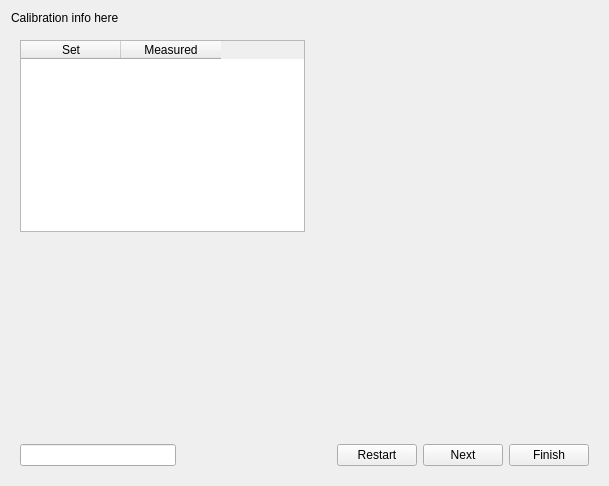
Qt form ui/calibratetemplate.ui (analogdevicesinc/scopy) before a commit.
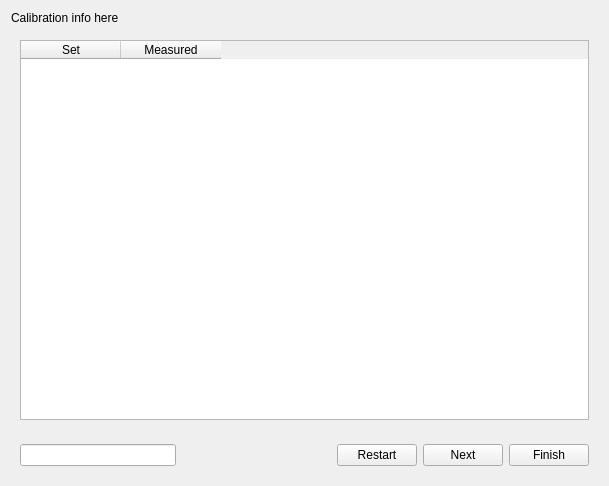
The same form after that commit.

Commit message: ManualCalibration: Added automatic calibration button

```diff
--- a/ui/calibratetemplate.ui
+++ b/ui/calibratetemplate.ui
@@ -47,35 +47,9 @@
         </column>
        </widget>
       </item>
-      <item>
-       <spacer name="horizontalSpacer_2">
-        <property name="orientation">
-         <enum>Qt::Horizontal</enum>
-        </property>
-        <property name="sizeHint" stdset="0">
-         <size>
-          <width>40</width>
-          <height>20</height>
-         </size>
-        </property>
-       </spacer>
-      </item>
      </layout>
     </widget>
    </item>
-   <item>
-    <spacer name="verticalSpacer">
-     <property name="orientation">
-      <enum>Qt::Vertical</enum>
-     </property>
-     <property name="sizeHint" stdset="0">
-      <size>
-       <width>20</width>
-       <height>40</height>
-      </size>
-     </property>
-    </spacer>
-   </item>
    <item>
     <widget class="QWidget" name="widget" native="true">
      <layout class="QHBoxLayout" name="horizontalLayout">
```
The commit also changes 3 other files.
